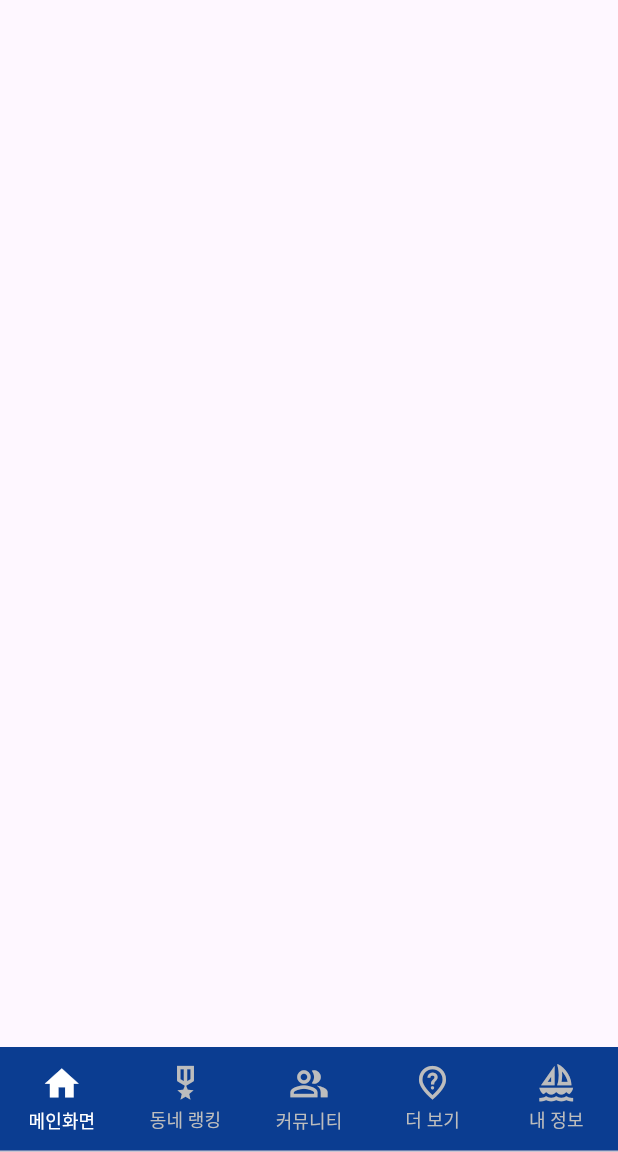
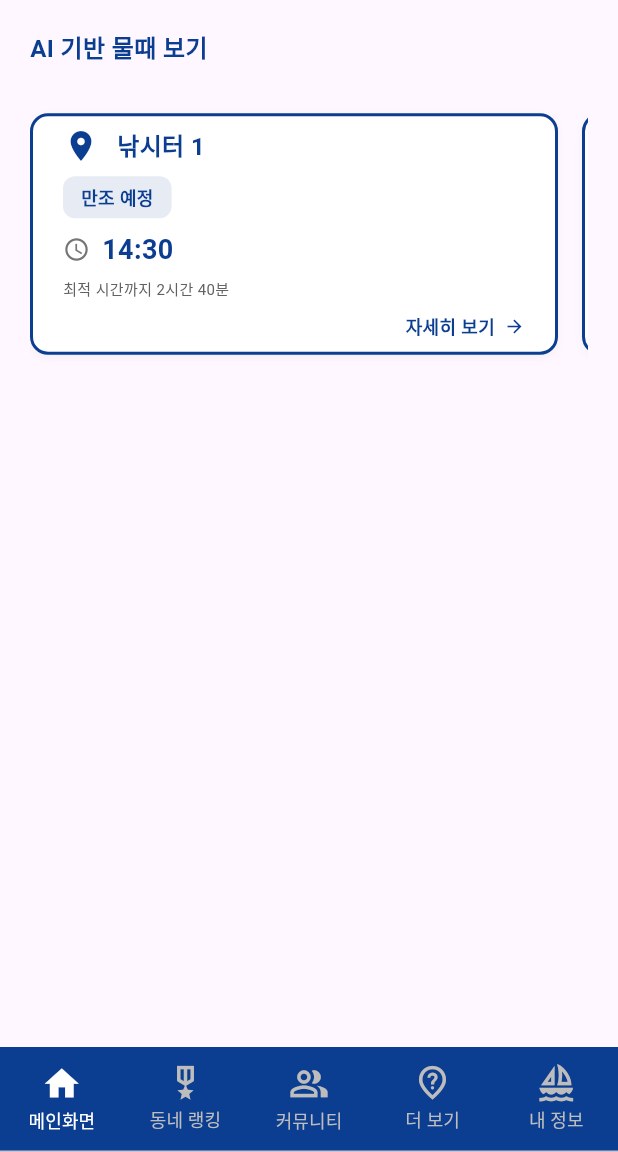
Before and after one commit to bckkingkkang/fish_piece, a Flutter app: the screen it shows after launch, on a phone screen of 412 x 824 dp, the part 84-1236 px from its top. Run offline on Flutter 3.47's test engine with Material 3 defaults, Android fonts, the phone set to English and light mode, and no system bars; our stand-ins replace geocoding, geolocator.

Commit message:
홈 화면에 AI 기반 물때 요약보기 추가

```diff
--- a/lib/main.dart
+++ b/lib/main.dart
@@ -121,6 +121,181 @@ class _MyAppState extends State<MyApp> {
     return '날씨 정보';
   }
 
+  Widget _buildHomeScreen() {
+    return SingleChildScrollView(
+      child: Container(
+        padding: EdgeInsets.all(20),
+        child: Column(
+          children: [
+            _buildAiTidePreviewWidget(),
+          ],
+        ),
+      ),
+    );
+  }
+
+  Widget _buildAiTidePreviewWidget() {
+    return Column(
+      crossAxisAlignment: CrossAxisAlignment.start,
+      children: [
+        Padding(
+          padding: EdgeInsets.only(left: 0, bottom: 12),
+          child: Text(
+            'AI 기반 물때 보기',
+            style: TextStyle(
+              fontSize: 16,
+              fontWeight: FontWeight.bold,
+              color: Color(0xFF0B3D91),
+            ),
+          ),
+        ),
+        SizedBox(
+          height: 200,
+          child: SingleChildScrollView(
+            scrollDirection: Axis.horizontal,
+            child: Row(
+              children: List.generate(4, (index) {
+                return Padding(
+                  padding: EdgeInsets.only(right: 16, left: index == 0 ? 0 : 0),
+                  child: _buildTideCard(index),
+                );
+              }),
+            ),
+          ),
+        ),
+      ],
+    );
+  }
+
+  Widget _buildTideCard(int index) {
+    final List<String> locations = ['낚시터 1', '낚시터 2', '낚시터 3', '낚시터 4'];
+    final List<String> tideInfo = ['만조 예정', '간조 진행중', '만조 진행중', '간조 예정'];
+    final List<String> times = ['14:30', '09:15', '16:45', '11:20'];
+    final List<String> descriptions = ['최적 시간까지 2시간 40분', '현재 낚시 황금시간 진행중', '곧 간조 시작 예정', '다음 만조까지 3시간'];
+
+    return GestureDetector(
+      onTap: () {
+        DefaultTabController.of(context)?.animateTo(3);
+      },
+      child: Container(
+        width: MediaQuery.of(context).size.width - 60,
+        decoration: BoxDecoration(
+          border: Border.all(
+            color: Color(0xFF0B3D91),
+            width: 2,
+          ),
+          borderRadius: BorderRadius.circular(12),
+          color: Colors.white,
+          boxShadow: [
+            BoxShadow(
+              color: Colors.grey.withOpacity(0.1),
+              blurRadius: 4,
+              offset: Offset(0, 2),
+            ),
+          ],
+        ),
+        padding: EdgeInsets.symmetric(horizontal: 20, vertical: 8),
+        child: Column(
+          crossAxisAlignment: CrossAxisAlignment.start,
+          mainAxisSize: MainAxisSize.min,
+          children: [
+            Row(
+              children: [
+                Icon(
+                  Icons.location_on,
+                  color: Color(0xFF0B3D91),
+                  size: 24,
+                ),
+                SizedBox(width: 12),
+                Text(
+                  locations[index],
+                  style: TextStyle(
+                    fontSize: 16,
+                    fontWeight: FontWeight.bold,
+                    color: Color(0xFF0B3D91),
+                  ),
+                ),
+              ],
+            ),
+            SizedBox(height: 8),
+            Container(
+              padding: EdgeInsets.symmetric(horizontal: 12, vertical: 5),
+              decoration: BoxDecoration(
+                color: Color(0xFF0B3D91).withOpacity(0.1),
+                borderRadius: BorderRadius.circular(8),
+              ),
+              child: Text(
+                tideInfo[index],
+                style: TextStyle(
+                  fontSize: 12,
+                  fontWeight: FontWeight.w600,
+                  color: Color(0xFF0B3D91),
+                ),
+              ),
+            ),
+            SizedBox(height: 8),
+            Row(
+              children: [
+                Icon(
+                  Icons.schedule,
+                  color: Colors.grey[600],
+                  size: 18,
+                ),
+                SizedBox(width: 8),
+                Text(
+                  times[index],
+                  style: TextStyle(
+                    fontSize: 18,
+                    fontWeight: FontWeight.bold,
+                    color: Color(0xFF0B3D91),
+                  ),
+                ),
+              ],
+            ),
+            SizedBox(height: 6),
+            Text(
+              descriptions[index],
+              style: TextStyle(
+                fontSize: 10,
+                color: Colors.grey[700],
+              ),
+            ),
+            SizedBox(height: 8),
+            Row(
+              mainAxisAlignment: MainAxisAlignment.spaceBetween,
+              children: [
+                SizedBox(width: 1),
+                GestureDetector(
+                  onTap: () {
+                    DefaultTabController.of(context)?.animateTo(3);
+                  },
+                  child: Row(
+                    children: [
+                      Text(
+                        '자세히 보기',
+                        style: TextStyle(
+                          fontSize: 12,
+                          fontWeight: FontWeight.bold,
+                          color: Color(0xFF0B3D91),
+                        ),
+                      ),
+                      SizedBox(width: 6),
+                      Icon(
+                        Icons.arrow_forward,
+                        color: Color(0xFF0B3D91),
+                        size: 14,
+                      ),
+                    ],
+                  ),
+                ),
+              ],
+            ),
+          ],
+        ),
+      ),
+    );
+  }
+
   Widget _getWeatherIcon() {
     final desc = weatherDescription;
     if (desc.contains('맑음')) {
@@ -199,7 +374,7 @@ class _MyAppState extends State<MyApp> {
           body : TabBarView(
             physics: NeverScrollableScrollPhysics(),
             children : <Widget> [
-              Container(),
+              _buildHomeScreen(),
               Container(),
               Container(),
               MoreScreen(),
```
